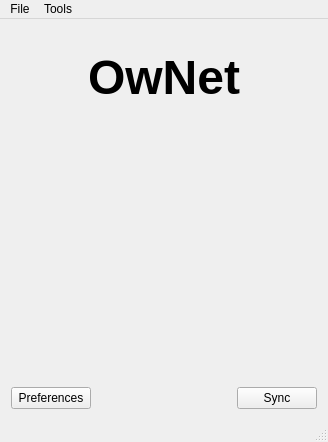
Above: OwNetClient/view/mainwindow.ui from OwNet/qtownet before the change. Below: the same form after it.
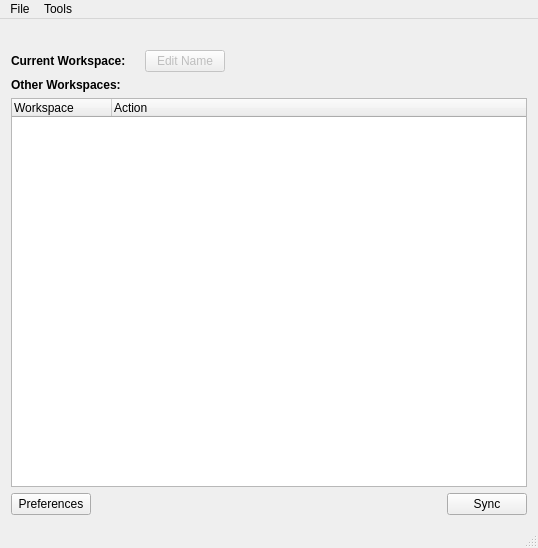
That is the form after the change. Icons and pictures are not drawn.

```diff
--- a/OwNetClient/view/mainwindow.ui
+++ b/OwNetClient/view/mainwindow.ui
@@ -6,8 +6,8 @@
    <rect>
     <x>0</x>
     <y>0</y>
-    <width>328</width>
-    <height>442</height>
+    <width>538</width>
+    <height>548</height>
    </rect>
   </property>
   <property name="windowTitle">
@@ -16,6 +16,8 @@
   <widget class="QWidget" name="centralWidget">
    <layout class="QVBoxLayout" name="verticalLayout">
     <item>
+     <layout class="QVBoxLayout" name="verticalLayout_3">
+      <item>
      <widget class="QLabel" name="label">
       <property name="text">
        <string/>
@@ -28,35 +30,69 @@
       </property>
      </widget>
     </item>
+      <item>
+       <layout class="QHBoxLayout" name="horizontalLayout_2">
+        <item>
+         <widget class="QLabel" name="label_3">
+          <property name="text">
+           <string>&lt;b&gt;Current Workspace:&lt;/b&gt;</string>
+          </property>
+         </widget>
+        </item>
+        <item>
+         <widget class="QLabel" name="lblWorkspaceName">
+          <property name="text">
+           <string/>
+          </property>
+         </widget>
+        </item>
+        <item>
+         <widget class="QPushButton" name="btnEditWorkspaceName">
+          <property name="enabled">
+           <bool>false</bool>
+          </property>
+          <property name="text">
+           <string>Edit Name</string>
+          </property>
+         </widget>
+        </item>
+        <item>
+         <spacer name="horizontalSpacer_2">
+          <property name="orientation">
+           <enum>Qt::Horizontal</enum>
+          </property>
+          <property name="sizeHint" stdset="0">
+           <size>
+            <width>40</width>
+            <height>20</height>
+           </size>
+          </property>
+         </spacer>
+        </item>
+       </layout>
+      </item>
     <item>
      <widget class="QLabel" name="label_2">
-      <property name="font">
-       <font>
-        <pointsize>36</pointsize>
-        <weight>75</weight>
-        <bold>true</bold>
-       </font>
-      </property>
       <property name="text">
-       <string>OwNet</string>
-      </property>
-      <property name="alignment">
-       <set>Qt::AlignCenter</set>
+         <string>&lt;b&gt;Other Workspaces:&lt;/b&gt;</string>
       </property>
      </widget>
     </item>
     <item>
-     <spacer name="verticalSpacer">
-      <property name="orientation">
-       <enum>Qt::Vertical</enum>
-      </property>
-      <property name="sizeHint" stdset="0">
-       <size>
-        <width>20</width>
-        <height>40</height>
-       </size>
-      </property>
-     </spacer>
+       <widget class="QTreeWidget" name="treeWidget">
+        <column>
+         <property name="text">
+          <string>Workspace</string>
+         </property>
+        </column>
+        <column>
+         <property name="text">
+          <string>Action</string>
+         </property>
+        </column>
+       </widget>
+      </item>
+     </layout>
     </item>
     <item>
      <layout class="QHBoxLayout" name="horizontalLayout">
@@ -96,7 +132,7 @@
     <rect>
      <x>0</x>
      <y>0</y>
-     <width>328</width>
+     <width>538</width>
      <height>22</height>
     </rect>
    </property>
```
Left out of the diff: 2 changed lines with no effect on the pictures. Lines whose indentation alone changed are shown as unchanged.
